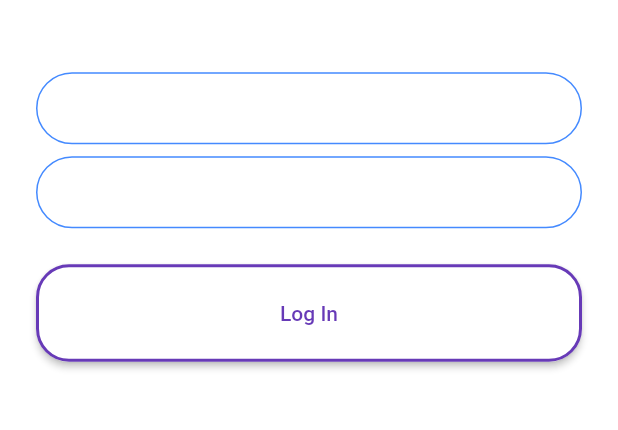
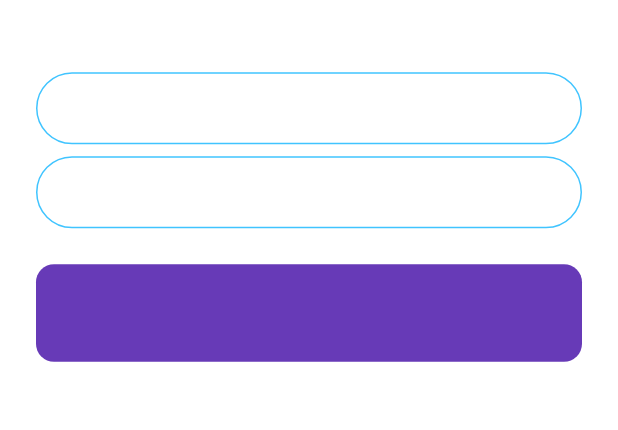
Before and after one commit to Sire-eben/mini-chat-application, a Flutter app: the RegistrationScreen screen opened by its route, on a phone screen of 412 x 824 dp, the part 587-1017 px from its top. Run offline on Flutter 3.47's test engine with Material 2 defaults, Android fonts, the phone set to English and light mode, and no system bars; our stand-ins replace animated_text_kit.

Commit message:
Code refactored

```diff
--- a/lib/screens/registration_screen.dart
+++ b/lib/screens/registration_screen.dart
@@ -1,8 +1,14 @@
 import 'package:chat_app/screens/chat_screen.dart';
 import 'package:flutter/material.dart';
 
+import '../widgets/buttons.dart';
+import '../widgets/custom_textfield.dart';
+
 class RegistrationScreen extends StatefulWidget {
   static String id = 'registration_screen';
+
+  const RegistrationScreen({Key? key}) : super(key: key);
+
   @override
   _RegistrationScreenState createState() => _RegistrationScreenState();
 }
@@ -28,73 +34,24 @@ class _RegistrationScreenState extends State<RegistrationScreen> {
             const SizedBox(
               height: 48.0,
             ),
-            TextField(
-              onChanged: (value) {
-                //Do something with the user input.
-              },
-              decoration: const InputDecoration(
-                hintText: 'Enter your email',
-                contentPadding:
-                    EdgeInsets.symmetric(vertical: 10.0, horizontal: 20.0),
-                border: OutlineInputBorder(
-                  borderRadius: BorderRadius.all(Radius.circular(32.0)),
-                ),
-                enabledBorder: OutlineInputBorder(
-                  borderSide: BorderSide(color: Colors.blueAccent, width: 1.0),
-                  borderRadius: BorderRadius.all(Radius.circular(32.0)),
-                ),
-                focusedBorder: OutlineInputBorder(
-                  borderSide: BorderSide(color: Colors.blueAccent, width: 2.0),
-                  borderRadius: BorderRadius.all(Radius.circular(32.0)),
-                ),
-              ),
+            const CustomTextField(
+              hintText: 'Email',
             ),
             const SizedBox(
               height: 8.0,
             ),
-            TextField(
-              onChanged: (value) {
-                //Do something with the user input.
-              },
-              decoration: const InputDecoration(
-                hintText: 'Enter your password',
-                contentPadding:
-                    EdgeInsets.symmetric(vertical: 10.0, horizontal: 20.0),
-                border: OutlineInputBorder(
-                  borderRadius: BorderRadius.all(Radius.circular(32.0)),
-                ),
-                enabledBorder: OutlineInputBorder(
-                  borderSide: BorderSide(color: Colors.blueAccent, width: 1.0),
-                  borderRadius: BorderRadius.all(Radius.circular(32.0)),
-                ),
-                focusedBorder: OutlineInputBorder(
-                  borderSide: BorderSide(color: Colors.blueAccent, width: 2.0),
-                  borderRadius: BorderRadius.all(Radius.circular(32.0)),
-                ),
-              ),
+            const CustomTextField(
+              hintText: 'Password',
             ),
             const SizedBox(
               height: 24.0,
             ),
-            SizedBox(
-              height: 65,
-              child: ElevatedButton(
-                style: ButtonStyle(
-                    shape: MaterialStateProperty.all(RoundedRectangleBorder(
-                        borderRadius: BorderRadius.circular(22),
-                        side: const BorderSide(width: 2,color: Colors.deepPurple)
-                    )),
-                    backgroundColor:
-                    MaterialStateProperty.all(Colors.white)),
+            CustomButton(
+                color: Colors.deepPurple,
+                text: 'Sign up',
                 onPressed: () {
-                  //Go to login screen.
-                  Navigator.pushNamed(context, ChatScreen.id);
-                },
-                child: const Text(
-                  'Log In', style: TextStyle(color: Colors.deepPurple),
-                ),
-              ),
-            ),
+                  // Navigator.pushNamed(context, LoginScreen.id);
+                }),
           ],
         ),
       ),
--- /dev/null
+++ b/lib/widgets/buttons.dart
@@ -0,0 +1,33 @@
+import 'package:flutter/material.dart';
+
+class CustomButton extends StatelessWidget {
+  final Color color;
+  final String text;
+  final Function onPressed;
+
+  const CustomButton({
+    Key? key,
+    required this.color,
+    required this.text,
+    required this.onPressed,
+  }) : super(key: key);
+
+  @override
+  Widget build(BuildContext context) {
+    return SizedBox(
+      height: 65,
+      child: ElevatedButton(
+        style: ButtonStyle(
+            shape: MaterialStateProperty.all(RoundedRectangleBorder(
+              borderRadius: BorderRadius.circular(12),
+            )),
+            backgroundColor: MaterialStateProperty.all(color)),
+        onPressed: onPressed(),
+        child: Text(
+          text,
+          style: const TextStyle(color: Colors.deepPurple),
+        ),
+      ),
+    );
+  }
+}
--- /dev/null
+++ b/lib/widgets/custom_textfield.dart
@@ -0,0 +1,34 @@
+import 'package:flutter/material.dart';
+
+class CustomTextField extends StatelessWidget {
+  final String hintText;
+
+  const CustomTextField({Key? key, required this.hintText}) : super(key: key);
+
+  @override
+  Widget build(BuildContext context) {
+    return TextField(
+      onChanged: (value) {
+        //Do something with the user input.
+      },
+      decoration: const InputDecoration(
+        hintText: 'Enter your email',
+        contentPadding:
+        EdgeInsets.symmetric(vertical: 10.0, horizontal: 20.0),
+        border: OutlineInputBorder(
+          borderRadius: BorderRadius.all(Radius.circular(32.0)),
+        ),
+        enabledBorder: OutlineInputBorder(
+          borderSide:
+          BorderSide(color: Colors.lightBlueAccent, width: 1.0),
+          borderRadius: BorderRadius.all(Radius.circular(32.0)),
+        ),
+        focusedBorder: OutlineInputBorder(
+          borderSide:
+          BorderSide(color: Colors.lightBlueAccent, width: 2.0),
+          borderRadius: BorderRadius.all(Radius.circular(32.0)),
+        ),
+      ),
+    );
+  }
+}
--- a/pubspec.yaml
+++ b/pubspec.yaml
@@ -34,6 +34,7 @@ dependencies:
   # The following adds the Cupertino Icons font to your application.
   # Use with the CupertinoIcons class for iOS style icons.
   cupertino_icons: ^1.0.2
+  animated_text_kit: ^4.2.1
 
 dev_dependencies:
   flutter_test:
```
Also changed, not shown: lib/screens/login_screen.dart (+11 -60 lines), lib/screens/welcome_screen.dart (+46 -44 lines), pubspec.lock.
